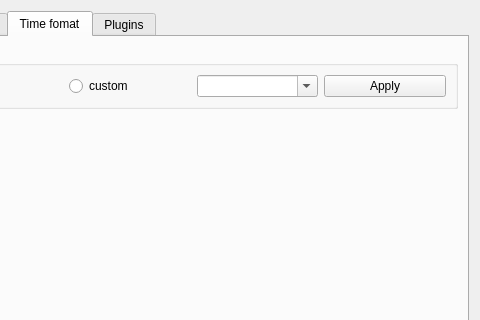
Old version of the form digital_clock/gui/settings_dialog.ui in the repository Kolcha/DigitalClock4; both pictures show x 93 to 573 and y 0 to 320 of the 573 by 401 pixel window.
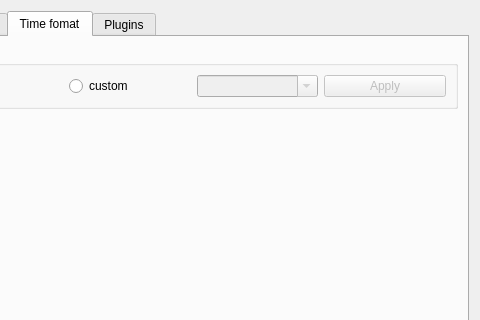
New version of the form. The open tabs and pages were chosen to show the change.

Commit message:
changed settings dialog to work with new option
branch : any_time_format

What changed in the file:
```diff
--- a/digital_clock/gui/settings_dialog.ui
+++ b/digital_clock/gui/settings_dialog.ui
@@ -7,7 +7,7 @@
     <x>0</x>
     <y>0</y>
     <width>533</width>
-    <height>385</height>
+    <height>381</height>
    </rect>
   </property>
   <property name="windowTitle">
@@ -413,6 +413,9 @@
           </item>
           <item>
            <widget class="QComboBox" name="format_box">
+            <property name="enabled">
+             <bool>false</bool>
+            </property>
             <property name="editable">
              <bool>true</bool>
             </property>
@@ -420,6 +423,9 @@
           </item>
           <item>
            <widget class="QPushButton" name="apply_btn">
+            <property name="enabled">
+             <bool>false</bool>
+            </property>
             <property name="text">
              <string>Apply</string>
             </property>
@@ -436,7 +442,7 @@
          <property name="sizeHint" stdset="0">
           <size>
            <width>20</width>
-           <height>231</height>
+           <height>225</height>
           </size>
          </property>
         </spacer>
```
Left out of the diff: 34 changed lines with no effect on the pictures. The commit also changes 3 other files.
